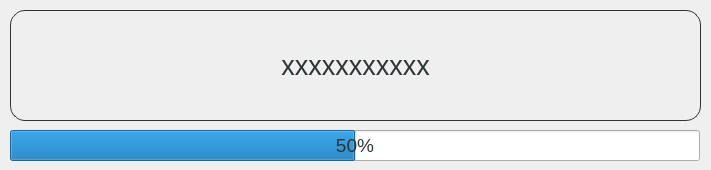
This is uiDefines/SplashWindow.ui in wcss2010/PythonRibbonDemo as Qt 5 draws it before an edit. The edited form follows.
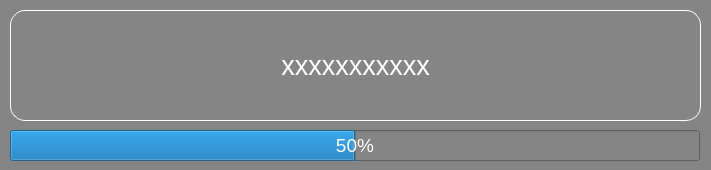
This is the edited form.

```diff
--- a/uiDefines/SplashWindow.ui
+++ b/uiDefines/SplashWindow.ui
@@ -14,7 +14,7 @@
    <string>MainWindow</string>
   </property>
   <property name="styleSheet">
-   <string notr="true"/>
+   <string notr="true">background: rgb(133, 133, 133)</string>
   </property>
   <widget class="QWidget" name="centralwidget">
    <widget class="QLabel" name="lblContent">
@@ -32,8 +32,8 @@
      </font>
     </property>
     <property name="styleSheet">
-     <string notr="true">border:1px solid rgb(46, 52, 54);
-color:rgb(46, 52, 54);
+     <string notr="true">border:1px solid rgb(255, 255, 255);
+color:rgb(255, 255, 255);
 border-radius: 15px;</string>
     </property>
     <property name="text">
@@ -61,7 +61,7 @@
      </font>
     </property>
     <property name="styleSheet">
-     <string notr="true">color:rgb(46, 52, 54);</string>
+     <string notr="true">color:rgb(255, 255, 255);</string>
     </property>
     <property name="value">
      <number>50</number>
```
